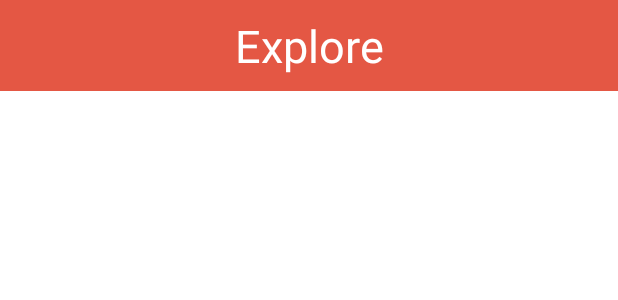
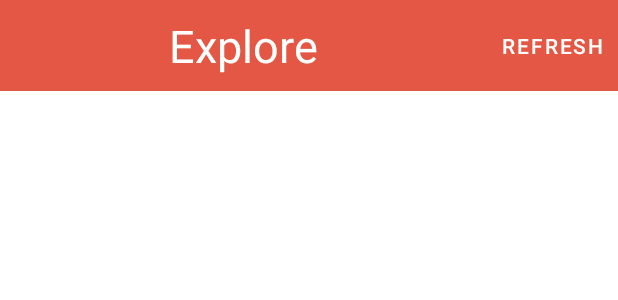
Before and after one commit to MediaTo-SDP/MediaTo, an Android app: the layout fragment_explore.xml on its own in the app's theme, with its tools: preview values and no code run, on a phone screen of 412 x 824 dp. Shown: the top 300 px of the screen. Run offline under Robolectric (Android 15) with nearby library versions, the phone set to English and light mode, and no system bars.

Commit message:
Add refresh button

```diff
--- a/app/src/main/java/com/github/sdp/mediato/ui/ExploreFragment.java
+++ b/app/src/main/java/com/github/sdp/mediato/ui/ExploreFragment.java
@@ -70,5 +70,9 @@ public class ExploreFragment extends Fragment {
         binding.explorePosts.setLayoutManager(new LinearLayoutManager(getContext(), RecyclerView.VERTICAL, false));
         binding.explorePosts.setHasFixedSize(false);
         viewModel.getPosts().observe(getViewLifecycleOwner(), adapter::submitList);
+
+        binding.refresh.setOnClickListener(v -> {
+            viewModel.createNearbyUsersPosts();
+        });
     }
 }
--- a/app/src/main/res/layout/fragment_explore.xml
+++ b/app/src/main/res/layout/fragment_explore.xml
@@ -26,6 +26,13 @@
                 android:text="@string/explore"
                 android:textColor="@color/white"
                 android:textSize="30sp" />
+            <Button
+                android:id="@+id/refresh"
+                style="?android:attr/buttonBarButtonStyle"
+                android:layout_width="wrap_content"
+                android:layout_height="match_parent"
+                android:text="@string/refresh"
+                android:textColor="@color/white" />
         </LinearLayout>
 
         <androidx.recyclerview.widget.RecyclerView
--- a/app/src/main/res/values/strings.xml
+++ b/app/src/main/res/values/strings.xml
@@ -35,6 +35,7 @@
   <string name="cancel">Cancel</string>
   <string name="film">Film</string>
   <string name="books">Books</string>
+  <string name="refresh">Refresh</string>
   <string name="followers_button">%d Followers</string>
   <string name="following_button">%d Following</string>
 
```
